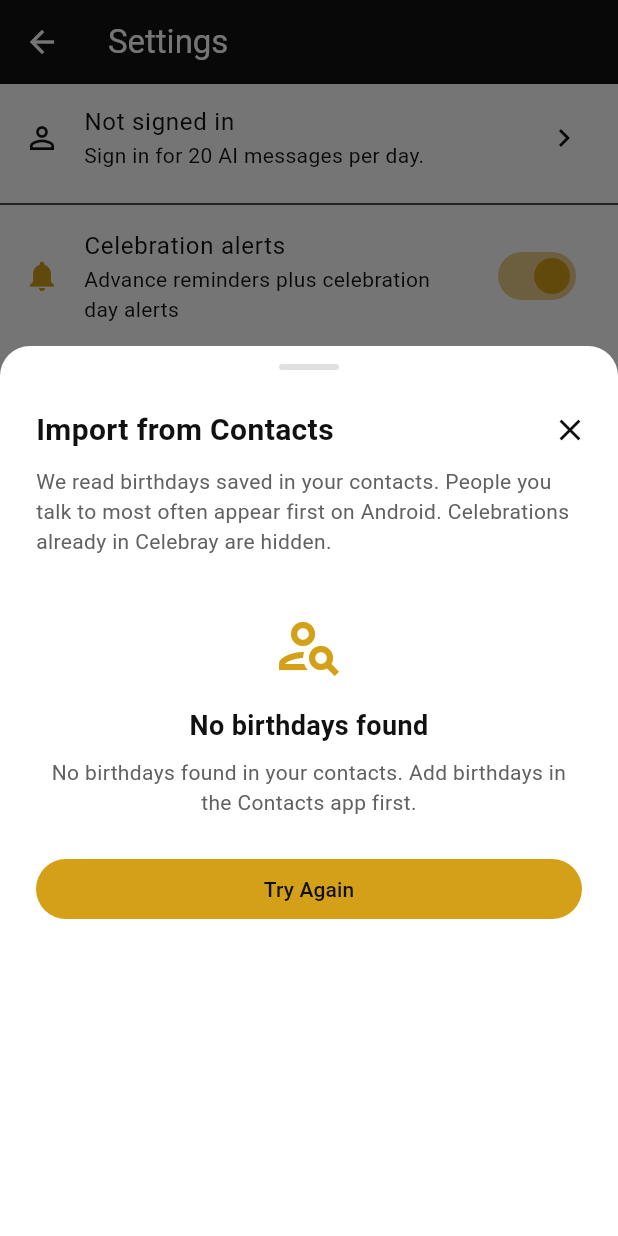
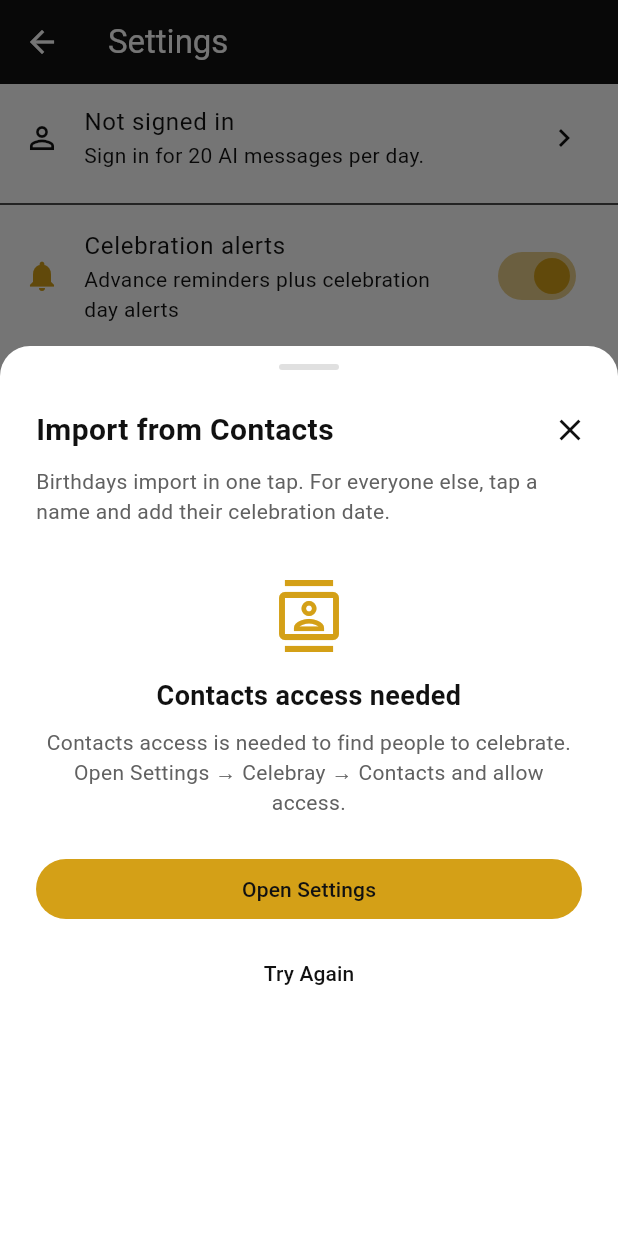
Before and after one commit to oluwasegunilori/celebray, a Flutter app: the SettingsScreen screen opened by its route, after a tap on "Import from Contacts", on a phone screen of 412 x 824 dp. Run offline on Flutter 3.47's test engine with Material 3 defaults, Android fonts, the phone set to English and light mode, and no system bars; our stand-ins replace equatable, firebase_auth, firebase_core, firebase_crashlytics, flutter_contacts, flutter_local_notifications and 14 more; missing offline and left inert: device_calendar, home_widget; accounts and stored records are empty; generated files the repository leaves out were written again; statements that could not run were skipped.

Commit message:
update contact process

```diff
--- a/lib/features/contacts_import/contacts_import_service.dart
+++ b/lib/features/contacts_import/contacts_import_service.dart
@@ -31,32 +31,51 @@
     }
 
     try {
-      final granted = await FlutterContacts.requestPermission(readonly: true);
-      if (!granted) {
+      var permission = await FlutterContacts.permissions.check(
+        PermissionType.read,
+      );
+      if (permission == PermissionStatus.notDetermined ||
+          permission == PermissionStatus.denied) {
+        permission = await FlutterContacts.permissions.request(
+          PermissionType.read,
+        );
+      }
+      if (permission != PermissionStatus.granted &&
+          permission != PermissionStatus.limited) {
         return const ContactImportResult(
           status: ContactImportStatus.permissionDenied,
           message:
-              'Contacts access is needed to find birthdays. '
+              'Contacts access is needed to find people to celebrate. '
               'Open Settings → Celebray → Contacts and allow access.',
         );
       }
 
       final lastContacted = await ContactFrequencyService.lastContactedTimes();
-      final contacts = await FlutterContacts.getContacts(
-        withProperties: true,
-        withThumbnail: false,
+      final contacts = await FlutterContacts.getAll(
+        properties: {ContactProperty.name, ContactProperty.event},
       );
 
       final existingKeys = existingEvents
           .map((e) => _dedupeKeyForEvent(e))
           .where((k) => k.isNotEmpty)
           .toSet();
+      final existingNames = existingEvents
+          .map((e) => e.name.toLowerCase().trim())
+          .where((n) => n.isNotEmpty)
+          .toSet();
 
-      final raw = <ContactSuggestion>[];
+      final birthdayRaw = <ContactSuggestion>[];
+      final namePrefillRaw = <ContactSuggestion>[];
 
       for (final contact in contacts) {
+        final contactId = contact.id;
+        if (contactId == null || contactId.isEmpty) continue;
+
         final name = _displayName(contact);
         if (name.isEmpty) continue;
+
+        final score = lastContacted[contactId] ?? 0;
+        var addedBirthday = false;
 
         for (final event in contact.events) {
           if (!_isBirthdayEvent(event)) continue;
@@ -69,32 +88,62 @@
               '${name.toLowerCase().trim()}-${date.month}-${date.day}';
           if (existingKeys.contains(dedupeKey)) continue;
 
-          final score = lastContacted[contact.id] ?? 0;
-          raw.add(
+          birthdayRaw.add(
             ContactSuggestion(
-              contactId: contact.id,
+              contactId: contactId,
               name: name,
               date: date,
               frequencyScore: score,
-              isFrequentlyContacted: false,
             ),
+          );
+          addedBirthday = true;
+        }
+
+        if (addedBirthday) continue;
+        if (existingNames.contains(name.toLowerCase())) continue;
+
+        namePrefillRaw.add(
+          ContactSuggestion(
+            contactId: contactId,
+            name: name,
+            frequencyScore: score,
+          ),
+        );
+      }
+
+      if (birthdayRaw.isEmpty && namePrefillRaw.isEmpty) {
+        return const ContactImportResult(
+          status: ContactImportStatus.empty,
+          message:
+              'No new contacts to add. Everyone here may already be in Celebray.',
+        );
+      }
+
+      final birthdayLists = _partitionByFrequency(birthdayRaw);
+      final nameLists = _partitionByFrequency(namePrefillRaw);
+
+      return ContactImportResult(
+        status: ContactImportStatus.ready,
+        frequentSuggestions: birthdayLists.frequent,
+        suggestions: birthdayLists.others,
+        frequentNamePrefills: nameLists.frequent,
+        namePrefills: nameLists.others,
+      );
+    } catch (e) {
+      return ContactImportResult(
+        status: ContactImportStatus.error,
+        message: 'Could not read contacts: $e',
       );
     }
   }
 
-      if (raw.isEmpty) {
-        return const ContactImportResult(
-          status: ContactImportStatus.empty,
-          message:
-              'No birthdays found in your contacts. Add birthdays in the Contacts app first.',
-        );
-      }
-
+  static _PartitionedSuggestions _partitionByFrequency(
+    List<ContactSuggestion> raw,
+  ) {
     raw.sort((a, b) => b.frequencyScore.compareTo(a.frequencyScore));
 
-      final frequentCutoff = _frequentScoreThreshold;
-      final frequentCandidates = raw
-          .where((s) => s.frequencyScore >= frequentCutoff)
+    final frequent = raw
+        .where((s) => s.frequencyScore >= _frequentScoreThreshold)
         .take(_frequentTopCount)
         .map(
           (s) => ContactSuggestion(
@@ -107,7 +156,7 @@
         )
         .toList();
 
-      final frequentKeys = frequentCandidates.map((s) => s.dedupeKey).toSet();
+    final frequentKeys = frequent.map((s) => s.dedupeKey).toSet();
     final others = raw
         .where((s) => !frequentKeys.contains(s.dedupeKey))
         .map(
@@ -121,36 +170,30 @@
         .toList()
       ..sort((a, b) => a.name.toLowerCase().compareTo(b.name.toLowerCase()));
 
-      return ContactImportResult(
-        status: ContactImportStatus.ready,
-        frequentSuggestions: frequentCandidates,
-        suggestions: others,
-      );
-    } catch (e) {
-      return ContactImportResult(
-        status: ContactImportStatus.error,
-        message: 'Could not read contacts: $e',
-      );
-    }
+    return _PartitionedSuggestions(frequent: frequent, others: others);
   }
 
   static bool _isBirthdayEvent(Event event) {
-    if (event.label == EventLabel.birthday) return true;
-    if (event.label == EventLabel.custom) {
-      final custom = event.customLabel.toLowerCase();
+    if (event.label.label == EventLabel.birthday) return true;
+    if (event.label.label == EventLabel.custom) {
+      final custom = event.label.customLabel?.toLowerCase() ?? '';
       return custom.contains('birthday') || custom.contains('bday');
     }
     return false;
   }
 
   static String _displayName(Contact contact) {
-    final display = contact.displayName.trim();
+    final display = contact.displayName?.trim() ?? '';
     if (display.isNotEmpty) {
       return EventFormOptions.normalizePersonName(display);
     }
-    final first = contact.name.first.trim();
-    final last = contact.name.last.trim();
+    final name = contact.name;
+    if (name != null) {
+      final first = name.first?.trim() ?? '';
+      final last = name.last?.trim() ?? '';
       return EventFormOptions.normalizePersonName('$first $last'.trim());
+    }
+    return '';
   }
 
   static String _dedupeKeyForEvent(EventModel event) {
@@ -160,11 +203,24 @@
   }
 
   static Future<void> openAppSettings() async {
-    final uri = Uri.parse(
-      Platform.isIOS ? 'app-settings:' : 'package:com.shegz.celebray',
-    );
+    if (Platform.isIOS || Platform.isAndroid) {
+      await FlutterContacts.permissions.openSettings();
+      return;
+    }
+
+    final uri = Uri.parse('package:com.shegz.celebray');
     if (await canLaunchUrl(uri)) {
       await launchUrl(uri);
     }
   }
 }
+
+class _PartitionedSuggestions {
+  const _PartitionedSuggestions({
+    required this.frequent,
+    required this.others,
+  });
+
+  final List<ContactSuggestion> frequent;
+  final List<ContactSuggestion> others;
+}
--- a/lib/features/contacts_import/domain/contact_suggestion.dart
+++ b/lib/features/contacts_import/domain/contact_suggestion.dart
@@ -7,21 +7,34 @@
   const ContactSuggestion({
     required this.contactId,
     required this.name,
-    required this.date,
     required this.frequencyScore,
+    this.date,
     this.isFrequentlyContacted = false,
   });
 
   final String contactId;
   final String name;
-  final DateTime date;
+  final DateTime? date;
   final int frequencyScore;
   final bool isFrequentlyContacted;
 
-  String get dedupeKey =>
-      '${name.toLowerCase().trim()}-${date.month}-${date.day}';
+  bool get hasBirthday => date != null;
+
+  String get dedupeKey => hasBirthday
+      ? '${name.toLowerCase().trim()}-${date!.month}-${date!.day}'
+      : 'contact-$contactId';
 
   EventModel toDraftEvent() {
+    assert(hasBirthday, 'Use toNamePrefillDraft for contacts without birthdays');
+    return _baseDraft(date: date!);
+  }
+
+  /// Name and defaults only — user picks the celebration date in Add Event.
+  EventModel toNamePrefillDraft() {
+    return _baseDraft(date: DateTime.now());
+  }
+
+  EventModel _baseDraft({required DateTime date}) {
     final relationship = EventFormOptions.relationships.first;
     return EventModel(
       id: uniqueId(),
@@ -58,18 +71,35 @@
     required this.status,
     this.suggestions = const [],
     this.frequentSuggestions = const [],
+    this.namePrefills = const [],
+    this.frequentNamePrefills = const [],
     this.message,
   });
 
   final ContactImportStatus status;
   final List<ContactSuggestion> suggestions;
   final List<ContactSuggestion> frequentSuggestions;
+  final List<ContactSuggestion> namePrefills;
+  final List<ContactSuggestion> frequentNamePrefills;
   final String? message;
 
-  List<ContactSuggestion> get allSuggestions => [
+  bool get hasBirthdays =>
+      frequentSuggestions.isNotEmpty || suggestions.isNotEmpty;
+
+  bool get hasNamePrefills =>
+      frequentNamePrefills.isNotEmpty || namePrefills.isNotEmpty;
+
+  List<ContactSuggestion> get allBirthdaySuggestions => [
         ...frequentSuggestions,
         ...suggestions.where(
           (s) => !frequentSuggestions.any((f) => f.dedupeKey == s.dedupeKey),
         ),
       ];
+
+  List<ContactSuggestion> get allNamePrefills => [
+        ...frequentNamePrefills,
+        ...namePrefills.where(
+          (s) => !frequentNamePrefills.any((f) => f.dedupeKey == s.dedupeKey),
+        ),
+      ];
 }
--- a/lib/features/contacts_import/widgets/contacts_import_sheet.dart
+++ b/lib/features/contacts_import/widgets/contacts_import_sheet.dart
@@ -4,6 +4,7 @@
 import 'package:celebray/features/contacts_import/domain/contact_suggestion.dart';
 import 'package:celebray/features/events/domain/event_model.dart';
 import 'package:celebray/features/events/providers/event_provider.dart';
+import 'package:celebray/features/reminders/presentation/add_event_sheet.dart';
 import 'package:flutter/material.dart';
 import 'package:flutter_riverpod/flutter_riverpod.dart';
 
@@ -53,7 +54,7 @@
     setState(() {
       _result = result;
       if (result.status == ContactImportStatus.ready) {
-        _selectedKeys.addAll(result.allSuggestions.map((s) => s.dedupeKey));
+        _selectedKeys.addAll(result.allBirthdaySuggestions.map((s) => s.dedupeKey));
       }
     });
   }
@@ -62,7 +63,7 @@
     final result = _result;
     if (result == null || result.status != ContactImportStatus.ready) return;
 
-    final selected = result.allSuggestions
+    final selected = result.allBirthdaySuggestions
         .where((s) => _selectedKeys.contains(s.dedupeKey))
         .toList();
     if (selected.isEmpty) return;
@@ -88,8 +89,18 @@
     );
   }
 
-  void _customizeSuggestion(ContactSuggestion suggestion) {
-    Navigator.pop(context, suggestion.toDraftEvent());
+  void _openSuggestion(ContactSuggestion suggestion) {
+    if (suggestion.hasBirthday) {
+      Navigator.pop(context, suggestion.toDraftEvent());
+      return;
+    }
+
+    Navigator.pop(context);
+    showAddEventSheet(
+      context,
+      initialData: suggestion.toNamePrefillDraft(),
+      prefillNameOnly: true,
+    );
   }
 
   Future<void> _openSettings() async {
@@ -144,15 +155,16 @@
               Padding(
                 padding: const EdgeInsets.symmetric(horizontal: 24),
                 child: Text(
-                  'We read birthdays saved in your contacts. People you talk to '
-                  'most often appear first on Android. Celebrations already in '
-                  'Celebray are hidden.',
+                  'Birthdays import in one tap. For everyone else, tap a name '
+                  'and add their celebration date.',
                   style: TextStyle(color: Colors.grey.shade700, height: 1.4),
                 ),
               ),
               const SizedBox(height: 12),
               Expanded(child: _buildBody(scrollController)),
-              if (_result?.status == ContactImportStatus.ready) _buildImportBar(),
+              if (_result?.status == ContactImportStatus.ready &&
+                  _result!.hasBirthdays)
+                _buildImportBar(),
             ],
           );
         },
@@ -174,38 +186,30 @@
         final items = <Widget>[];
 
         if (result.frequentSuggestions.isNotEmpty) {
-          items.add(
-            Padding(
-              padding: const EdgeInsets.fromLTRB(16, 8, 16, 4),
-              child: Text(
-                'Frequently in touch',
-                style: TextStyle(
-                  fontWeight: FontWeight.w600,
-                  color: Colors.grey.shade800,
-                ),
-              ),
-            ),
-          );
+          items.add(_sectionHeader('Frequently in touch · birthdays'));
           for (final suggestion in result.frequentSuggestions) {
-            items.add(_suggestionTile(suggestion, highlight: true));
+            items.add(_birthdayTile(suggestion, highlight: true));
           }
         }
 
         if (result.suggestions.isNotEmpty) {
-          items.add(
-            Padding(
-              padding: const EdgeInsets.fromLTRB(16, 16, 16, 4),
-              child: Text(
-                'All birthdays',
-                style: TextStyle(
-                  fontWeight: FontWeight.w600,
-                  color: Colors.grey.shade800,
-                ),
-              ),
-            ),
-          );
+          items.add(_sectionHeader('All birthdays'));
           for (final suggestion in result.suggestions) {
-            items.add(_suggestionTile(suggestion));
+            items.add(_birthdayTile(suggestion));
+          }
+        }
+
+        if (result.frequentNamePrefills.isNotEmpty) {
+          items.add(_sectionHeader('Frequently in touch · add date'));
+          for (final suggestion in result.frequentNamePrefills) {
+            items.add(_namePrefillTile(suggestion, highlight: true));
+          }
+        }
+
+        if (result.namePrefills.isNotEmpty) {
+          items.add(_sectionHeader('Add their celebration date'));
+          for (final suggestion in result.namePrefills) {
+            items.add(_namePrefillTile(suggestion));
           }
         }
 
@@ -233,7 +237,7 @@
           scrollController: scrollController,
           icon: Icons.person_search_outlined,
           title: result.status == ContactImportStatus.empty
-              ? 'No birthdays found'
+              ? 'Nothing new to add'
               : 'Could not import',
           message: result.message ?? 'Something went wrong.',
           primaryLabel: 'Try Again',
@@ -244,17 +248,32 @@
     }
   }
 
-  Widget _suggestionTile(ContactSuggestion suggestion, {bool highlight = false}) {
+  Widget _sectionHeader(String title) {
+    return Padding(
+      padding: const EdgeInsets.fromLTRB(16, 16, 16, 4),
+      child: Text(
+        title,
+        style: TextStyle(
+          fontWeight: FontWeight.w600,
+          color: Colors.grey.shade800,
+        ),
+      ),
+    );
+  }
+
+  Widget _birthdayTile(ContactSuggestion suggestion, {bool highlight = false}) {
     final selected = _selectedKeys.contains(suggestion.dedupeKey);
 
     return Padding(
       padding: const EdgeInsets.symmetric(horizontal: 16, vertical: 4),
       child: Material(
-        color: highlight ? AppTheme.primary.withValues(alpha: 0.08) : AppTheme.surfaceMuted,
+        color: highlight
+            ? AppTheme.primary.withValues(alpha: 0.08)
+            : AppTheme.surfaceMuted,
         borderRadius: BorderRadius.circular(12),
         child: InkWell(
           borderRadius: BorderRadius.circular(12),
-          onTap: () => _customizeSuggestion(suggestion),
+          onTap: () => _openSuggestion(suggestion),
           child: Padding(
             padding: const EdgeInsets.symmetric(horizontal: 8, vertical: 4),
             child: Row(
@@ -285,7 +304,7 @@
                       ),
                       const SizedBox(height: 2),
                       Text(
-                        'Birthday · ${dateFormatterDay.format(suggestion.date)}',
+                        'Birthday · ${dateFormatterDay.format(suggestion.date!)}',
                         style: TextStyle(
                           color: Colors.grey.shade700,
                           fontSize: 13,
@@ -296,8 +315,60 @@
                 ),
                 IconButton(
                   tooltip: 'Customize before adding',
-                  onPressed: () => _customizeSuggestion(suggestion),
+                  onPressed: () => _openSuggestion(suggestion),
                   icon: const Icon(Icons.edit_outlined, size: 20),
+                ),
+              ],
+            ),
+          ),
+        ),
+      ),
+    );
+  }
+
+  Widget _namePrefillTile(
+    ContactSuggestion suggestion, {
+    bool highlight = false,
+  }) {
+    return Padding(
+      padding: const EdgeInsets.symmetric(horizontal: 16, vertical: 4),
+      child: Material(
+        color: highlight
+            ? AppTheme.primary.withValues(alpha: 0.08)
+            : AppTheme.surfaceMuted,
+        borderRadius: BorderRadius.circular(12),
+        child: InkWell(
+          borderRadius: BorderRadius.circular(12),
+          onTap: () => _openSuggestion(suggestion),
+          child: Padding(
+            padding: const EdgeInsets.symmetric(horizontal: 16, vertical: 14),
+            child: Row(
+              children: [
+                Expanded(
+                  child: Column(
+                    crossAxisAlignment: CrossAxisAlignment.start,
+                    children: [
+                      Text(
+                        suggestion.name,
+                        style: const TextStyle(
+                          fontWeight: FontWeight.w600,
+                          fontSize: 16,
+                        ),
+                      ),
+                      const SizedBox(height: 2),
+                      Text(
+                        'No birthday saved — tap to add date',
+                        style: TextStyle(
+                          color: Colors.grey.shade700,
+                          fontSize: 13,
+                        ),
+                      ),
+                    ],
+                  ),
+                ),
+                Icon(
+                  Icons.chevron_right,
+                  color: Colors.grey.shade600,
                 ),
               ],
             ),
--- a/lib/features/reminders/presentation/add_event_sheet.dart
+++ b/lib/features/reminders/presentation/add_event_sheet.dart
@@ -7,6 +7,7 @@
   BuildContext context, {
   EventModel? event,
   EventModel? initialData,
+  bool prefillNameOnly = false,
 }) {
   showModalBottomSheet(
     context: context,
@@ -36,6 +37,7 @@
                     child: AddEventScreen(
                       event: event,
                       initialData: initialData,
+                      prefillNameOnly: prefillNameOnly,
                       scrollController: scrollController,
                     ),
                   ),
--- a/lib/features/settings/presentation/settings_screen.dart
+++ b/lib/features/settings/presentation/settings_screen.dart
@@ -247,7 +247,7 @@
             leading: const Icon(Icons.contacts, color: AppTheme.primary),
             title: const Text('Import from Contacts'),
             subtitle: const Text(
-              'Birthdays from contacts — frequently in touch first',
+              'Birthdays import in one tap — or prefill a name and add the date',
             ),
             onTap: () async {
               final draft = await ContactsImportSheet.show(context);
--- a/pubspec.yaml
+++ b/pubspec.yaml
@@ -43,7 +43,7 @@
     git:
       url: https://github.com/builttoroam/device_calendar.git
       ref: master
-  flutter_contacts: ^1.1.9
+  flutter_contacts: ^2.2.2
   home_widget: ^0.7.0
 
 dev_dependencies:
```
Also changed, not shown: lib/features/reminders/presentation/add_event_screen.dart (+9 -2 lines), pubspec.lock, 4 other files. Lines whose indentation alone changed are shown as unchanged.
